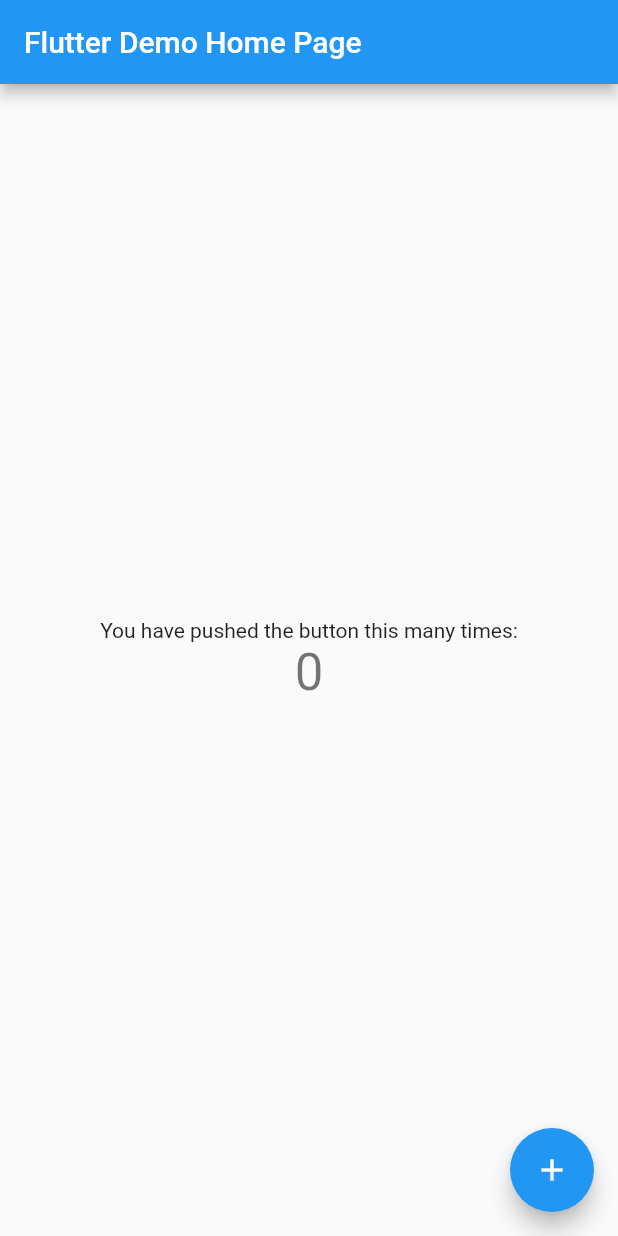
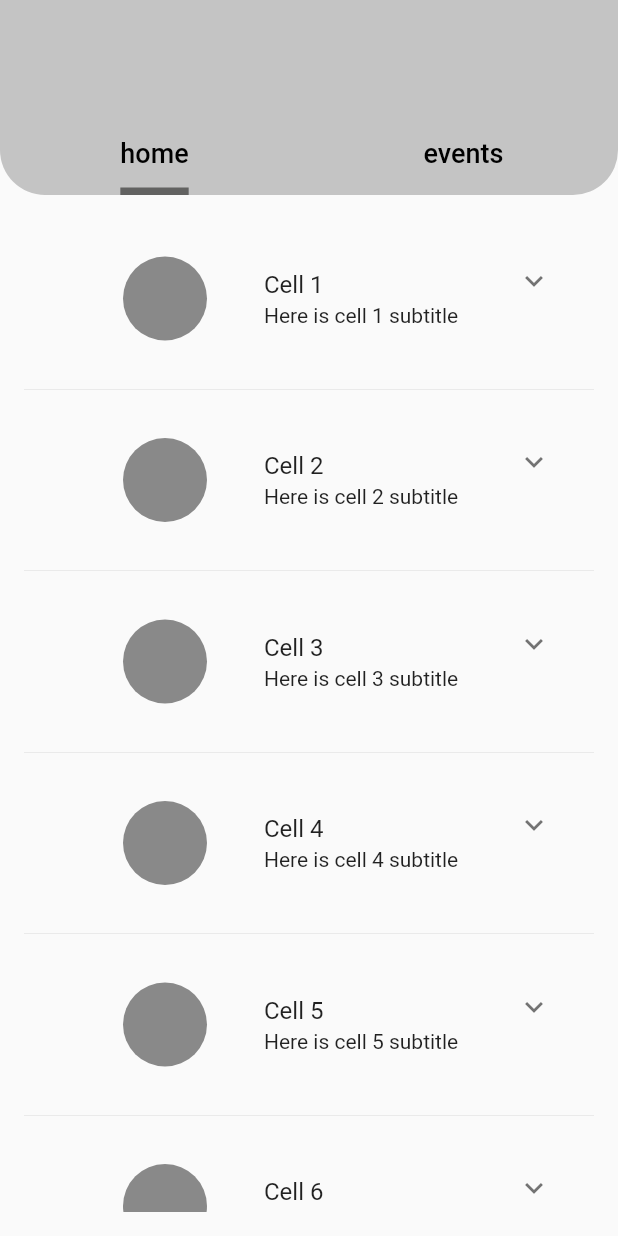
Before and after one commit to Radha311201/ARDP_app, a Flutter app: the screen it shows after launch, on a phone screen of 412 x 824 dp. Run offline on Flutter 3.47's test engine with Material 2 defaults, Android fonts, the phone set to English and light mode, and no system bars; our stand-ins replace expansion_tile_card.

Commit message:
created dashboard and architecture setup

```diff
--- /dev/null
+++ b/lib/Screens/dashboard.dart
@@ -0,0 +1,151 @@
+import 'package:expansion_tile_card/expansion_tile_card.dart';
+import 'package:flutter/cupertino.dart';
+import 'package:flutter/material.dart';
+import 'package:flutter_ardp_app/styles/color_palette.dart';
+class Dashboard extends StatefulWidget {
+  @override
+  _DashboardState createState() => _DashboardState();
+}
+
+class _DashboardState extends State<Dashboard> {
+  final cellList  = ["Cell 1", "Cell 2", "Cell 3","Cell 4", "Cell 5", "Cell 6","Cell 1", "Cell 2", "Cell 3","Cell 4", "Cell 5", "Cell 6"];
+  final cellSubtitles = [
+    "Here is cell 1 subtitle",
+    "Here is cell 2 subtitle",
+    "Here is cell 3 subtitle",
+    "Here is cell 4 subtitle",
+    "Here is cell 5 subtitle",
+    "Here is cell 6 subtitle",
+    "Here is cell 1 subtitle",
+    "Here is cell 2 subtitle",
+    "Here is cell 3 subtitle",
+    "Here is cell 4 subtitle",
+    "Here is cell 5 subtitle",
+    "Here is cell 6 subtitle"
+  ];
+  @override
+  Widget build(BuildContext context) {
+    return DefaultTabController(
+      length: 2,
+      child: Scaffold(
+      appBar: PreferredSize(
+        preferredSize: Size.fromHeight(130),
+        child: AppBar(
+          bottom: TabBar(
+            indicatorSize: TabBarIndicatorSize.label,
+            indicatorWeight: 5,
+            indicatorColor: AppColorPalette.tabIndicator,
+            tabs: [
+              Tab(child: Text(
+                "home",
+                style: TextStyle(
+                  fontSize: 18,
+                  color: AppColorPalette.dashboardTabText,
+                ),
+              ),
+              ),
+              Tab(child: Text(
+                "events",
+                style: TextStyle(
+                  fontSize: 18,
+                  color: AppColorPalette.dashboardTabText,
+                ),
+              ),
+              ),
+            ],
+          ),
+          backgroundColor: AppColorPalette.dashboardTopBarBg,
+          elevation: 0,
+          shape: RoundedRectangleBorder(
+            borderRadius: BorderRadius.only(bottomLeft: Radius.circular(30),bottomRight: Radius.circular(30))
+          ),
+        ),
+      ),
+        body: Padding(
+          padding: const EdgeInsets.all(16.0),
+          child: SafeArea(
+            child: TabBarView(
+              children: [
+                ListView.builder(
+                    itemCount: cellList.length,
+                    itemBuilder: (context, index) {
+                      return Column(
+                        children: [
+                          Padding(
+                            padding: const EdgeInsets.all(12.0),
+                            child: Theme(
+                              data : Theme.of(context).copyWith(dividerColor : Colors.transparent,accentColor: AppColorPalette.dashboardTabText),
+                              child: ExpansionTile(
+                                title: ListTile(
+
+                                    title: Text(cellList[index]),
+                                    subtitle: Text(cellSubtitles[index]),
+                                    leading: CircleAvatar(
+                                      backgroundColor: AppColorPalette.cellImageBg,
+                                        radius: 50,
+
+                                 ),
+
+                                ),
+                                children: [
+                                  Padding(
+                                    padding: const EdgeInsets.all(8.0),
+                                    child: Container(
+                                      height: 200,
+                                      width: 300,
+                                      decoration: BoxDecoration(
+                                        boxShadow: [
+                                          BoxShadow(
+                                          color: AppColorPalette.dashboardTopBarBg,
+                                          offset: const Offset(
+                                            5.0,
+                                            5.0,
+                                          ),
+
+                                        ),]
+                                      ),
+                                    ),
+                                  )
+                                ],
+
+                              ),
+                            ),
+                          ),
+
+                          Divider(
+                            height: 15,
+                            thickness: 0.2,
+                            color: AppColorPalette.dashboardTopBarBg,
+                          )
+                        ],
+                      );
+                    }),
+                ListView.builder(
+                    itemCount: 5,
+                    itemBuilder: (context, index) {
+                      return Column(
+                        children: [
+                          Padding(
+                            padding: const EdgeInsets.all(2.0),
+                            child: Container(
+                              height: 250,
+                              width: 350,
+                              decoration: BoxDecoration(
+                                color: AppColorPalette.dashboardTopBarBg,
+                                borderRadius: BorderRadius.circular(30.0),
+                              ),
+                            ),
+                          ),
+
+                        ],
+                      );
+                    }
+                )
+              ],
+            ),
+          ),
+        ),
+      ),
+    );
+  }
+}
--- a/lib/main.dart
+++ b/lib/main.dart
@@ -1,113 +1,16 @@
 import 'package:flutter/material.dart';
+import 'Screens/dashboard.dart';
 
-void main() {
+void main(){
   runApp(MyApp());
 }
 
 class MyApp extends StatelessWidget {
-  // This widget is the root of your application.
   @override
   Widget build(BuildContext context) {
     return MaterialApp(
-      title: 'Flutter Demo',
-      theme: ThemeData(
-        // This is the theme of your application.
-        //
-        // Try running your application with "flutter run". You'll see the
-        // application has a blue toolbar. Then, without quitting the app, try
-        // changing the primarySwatch below to Colors.green and then invoke
-        // "hot reload" (press "r" in the console where you ran "flutter run",
-        // or simply save your changes to "hot reload" in a Flutter IDE).
-        // Notice that the counter didn't reset back to zero; the application
-        // is not restarted.
-        primarySwatch: Colors.blue,
-      ),
-      home: MyHomePage(title: 'Flutter Demo Home Page'),
+      home: Dashboard(),
+      debugShowCheckedModeBanner: false,
     );
   }
 }
-
-class MyHomePage extends StatefulWidget {
-  MyHomePage({Key key, this.title}) : super(key: key);
-
-  // This widget is the home page of your application. It is stateful, meaning
-  // that it has a State object (defined below) that contains fields that affect
-  // how it looks.
-
-  // This class is the configuration for the state. It holds the values (in this
-  // case the title) provided by the parent (in this case the App widget) and
-  // used by the build method of the State. Fields in a Widget subclass are
-  // always marked "final".
-
-  final String title;
-
-  @override
-  _MyHomePageState createState() => _MyHomePageState();
-}
-
-class _MyHomePageState extends State<MyHomePage> {
-  int _counter = 0;
-
-  void _incrementCounter() {
-    setState(() {
-      // This call to setState tells the Flutter framework that something has
-      // changed in this State, which causes it to rerun the build method below
-      // so that the display can reflect the updated values. If we changed
-      // _counter without calling setState(), then the build method would not be
-      // called again, and so nothing would appear to happen.
-      _counter++;
-    });
-  }
-
-  @override
-  Widget build(BuildContext context) {
-    // This method is rerun every time setState is called, for instance as done
-    // by the _incrementCounter method above.
-    //
-    // The Flutter framework has been optimized to make rerunning build methods
-    // fast, so that you can just rebuild anything that needs updating rather
-    // than having to individually change instances of widgets.
-    return Scaffold(
-      appBar: AppBar(
-        // Here we take the value from the MyHomePage object that was created by
-        // the App.build method, and use it to set our appbar title.
-        title: Text(widget.title),
-      ),
-      body: Center(
-        // Center is a layout widget. It takes a single child and positions it
-        // in the middle of the parent.
-        child: Column(
-          // Column is also a layout widget. It takes a list of children and
-          // arranges them vertically. By default, it sizes itself to fit its
-          // children horizontally, and tries to be as tall as its parent.
-          //
-          // Invoke "debug painting" (press "p" in the console, choose the
-          // "Toggle Debug Paint" action from the Flutter Inspector in Android
-          // Studio, or the "Toggle Debug Paint" command in Visual Studio Code)
-          // to see the wireframe for each widget.
-          //
-          // Column has various properties to control how it sizes itself and
-          // how it positions its children. Here we use mainAxisAlignment to
-          // center the children vertically; the main axis here is the vertical
-          // axis because Columns are vertical (the cross axis would be
-          // horizontal).
-          mainAxisAlignment: MainAxisAlignment.center,
-          children: <Widget>[
-            Text(
-              'You have pushed the button this many times:',
-            ),
-            Text(
-              '$_counter',
-              style: Theme.of(context).textTheme.headline4,
-            ),
-          ],
-        ),
-      ),
-      floatingActionButton: FloatingActionButton(
-        onPressed: _incrementCounter,
-        tooltip: 'Increment',
-        child: Icon(Icons.add),
-      ), // This trailing comma makes auto-formatting nicer for build methods.
-    );
-  }
-}
--- /dev/null
+++ b/lib/styles/color_palette.dart
@@ -0,0 +1,10 @@
+import 'package:flutter/cupertino.dart';
+import 'package:flutter/material.dart';
+
+class AppColorPalette{
+  static Color dashboardTabText = Colors.black;
+  static Color tabIndicator = Color(0xFF626261);
+  static Color dashboardTopBarBg = Color(0xFFc4c4c4);
+  static Color cellImageBg = Colors.black45;
+  static Color upcomingEventBoxBg = Color(0xFFc4c4c4).withOpacity(0.17);
+}
--- a/pubspec.yaml
+++ b/pubspec.yaml
@@ -23,6 +23,7 @@ environment:
 dependencies:
   flutter:
     sdk: flutter
+  expansion_tile_card: ^1.1.0
 
 
   # The following adds the Cupertino Icons font to your application.
```
Also changed, not shown: pubspec.lock.
